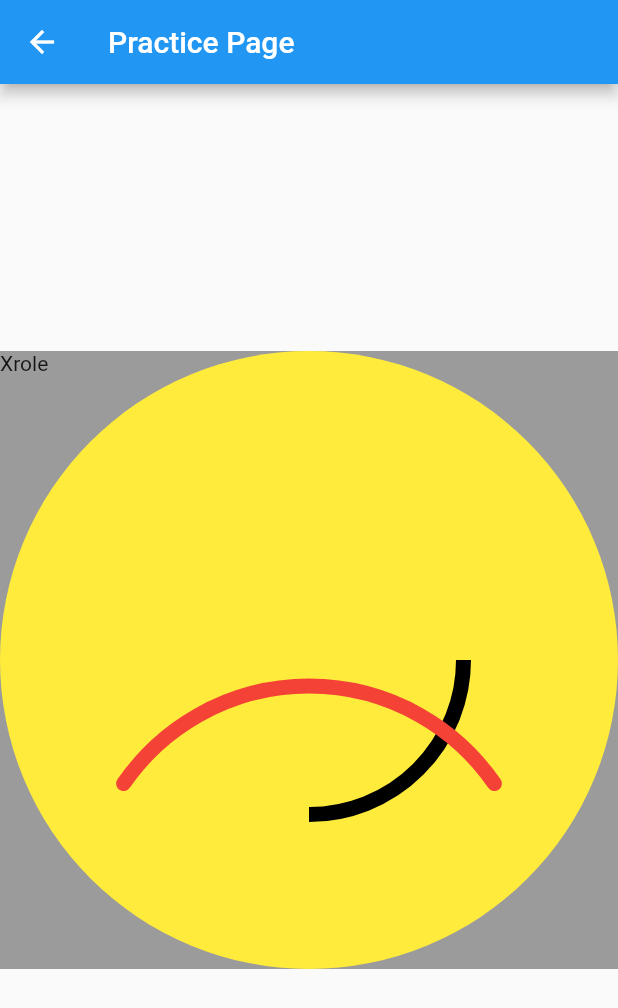
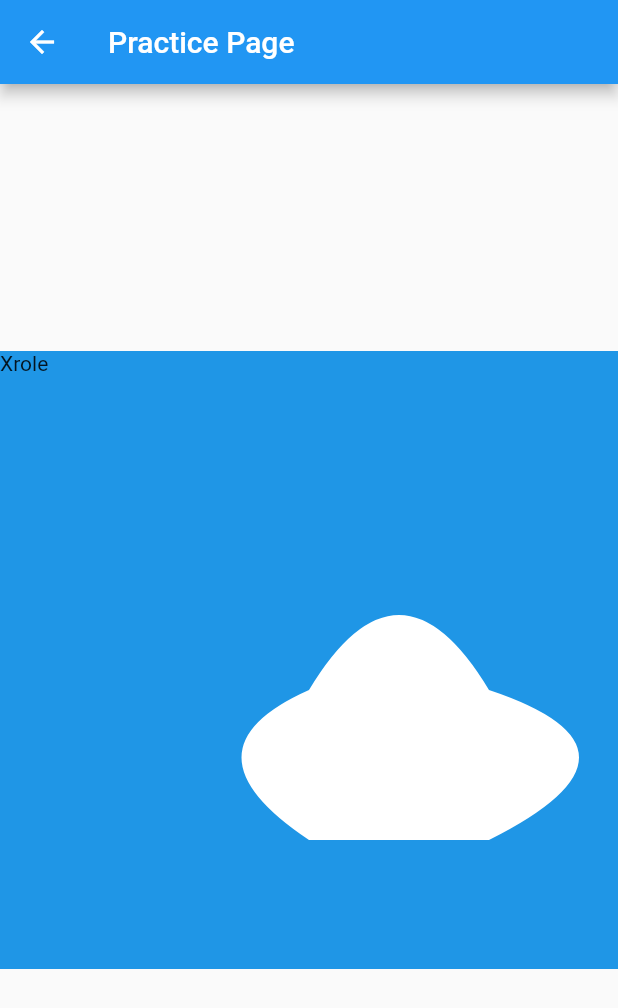
Before and after one commit to XROLE/tutorial_apps, a Flutter app: the screen it shows after launch, after a tap on "Xrole", on a phone screen of 412 x 824 dp. Shown: the top 1008 px of the screen. Run offline on Flutter 3.47's test engine with Material 2 defaults, Android fonts, the phone set to English and light mode, and no system bars; our stand-ins replace connectivity_plus, dio.

Commit message:
sample custom paint

```diff
--- a/lib/practice3D/index.dart
+++ b/lib/practice3D/index.dart
@@ -20,7 +20,7 @@ class _PracticePageState extends State<PracticePage> {
         child: Container(
           height: MediaQuery.of(context).size.height * 0.5,
           width: double.infinity * 0.5,
-          color: Colors.black38,
+          color: Color.fromRGBO(31, 150, 230, 1),
           child: CustomPaint(
             painter: myPainter(),
             child: Text('Xrole'),
@@ -71,20 +71,31 @@ class myPainter extends CustomPainter {
 // THIS DRAWS STRAIGHT LINE FROM THE MIDDLE
     // canvas.drawLine(Offset(w / 2, 0), Offset(w / 2, h), paint);
 
-    final radius = Math.min(w, h) / 2;
-    final center = Offset(w / 2, h / 2);
+    // final radius = Math.min(w, h) / 2;
+    // final center = Offset(w / 2, h / 2);
 
-    final paint = Paint()..color = Colors.yellow;
-    Paint smileyPaint = Paint()
-      ..style = PaintingStyle.stroke
-      ..strokeWidth = 10;
-    final arcPaint = Paint()..style = PaintingStyle.stroke..strokeCap = StrokeCap.round..color = Colors.red..strokeWidth= 10;
-    final arc = Path()..moveTo(w * 0.2, h * 0.7)..arcToPoint(Offset(w * 0.8, h * 0.7), radius: Radius.circular(150));
+    // final paint = Paint()..color = Colors.yellow;
+    // Paint smileyPaint = Paint()
+    //   ..style = PaintingStyle.stroke
+    //   ..strokeWidth = 10;
+    // final arcPaint = Paint()..style = PaintingStyle.stroke..strokeCap = StrokeCap.round..color = Colors.red..strokeWidth= 10;
+    // final arc = Path()..moveTo(w * 0.2, h * 0.7)..arcToPoint(Offset(w * 0.8, h * 0.7), radius: Radius.circular(150));
 
-    canvas.drawCircle(center, radius, paint);
-    canvas.drawArc(
-        Rect.fromCircle(center: center, radius: radius / 2), 0, Math.pi / 2, false, smileyPaint);
-    canvas.drawPath(arc, arcPaint);
+    // canvas.drawCircle(center, radius, paint);
+    // canvas.drawArc(
+    //     Rect.fromCircle(center: center, radius: radius / 2), 0, Math.pi / 2, false, smileyPaint);
+    // canvas.drawPath(arc, arcPaint);
+
+    final cloudPaint = new Paint()..color = Colors.white..strokeCap = StrokeCap.round;
+
+    final cloudPath = new Path();
+
+    cloudPath.moveTo(w / 2, h / 2 + 20);
+    cloudPath.quadraticBezierTo(w / 2 + 60, h / 2 - 80, w / 2 + 120, h / 2 + 20);
+    cloudPath.quadraticBezierTo(w / 2 + 240, h / 2 + 60, w / 2 + 120, h / 2 + 120);
+    cloudPath.lineTo(w / 2, h / 2 + 120);
+    cloudPath.quadraticBezierTo(w / 2 - 90, h / 2 + 60, w / 2, h / 2 + 20);
+    canvas.drawPath(cloudPath, cloudPaint);
   }
 
   @override
```
Also changed, not shown: flutter_01.png (added).
